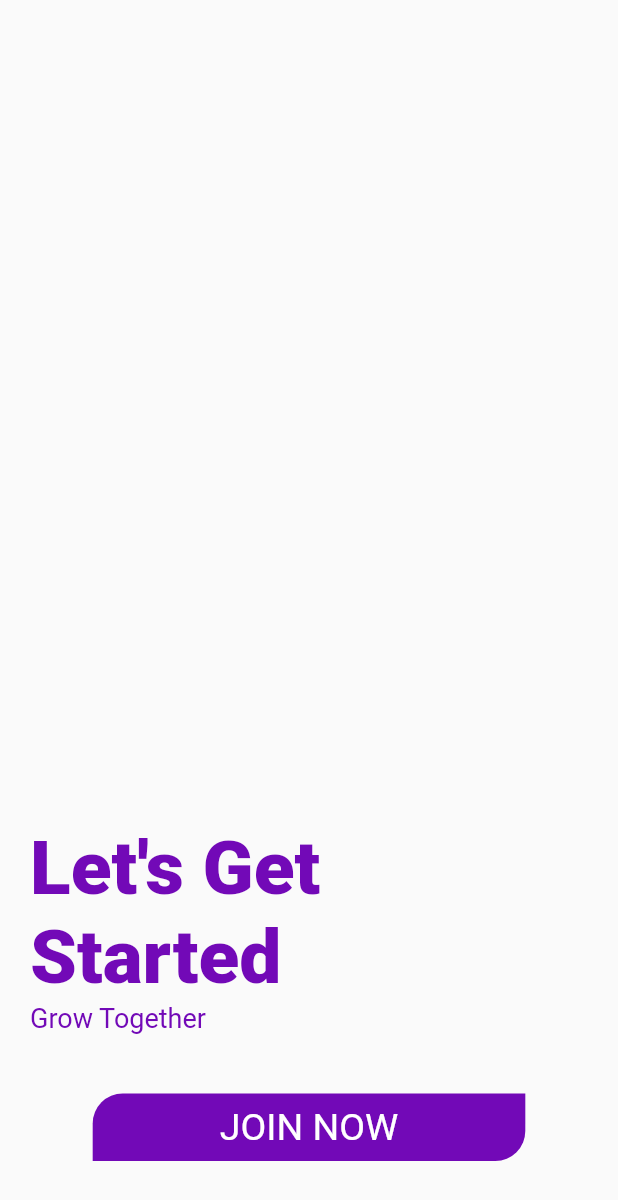
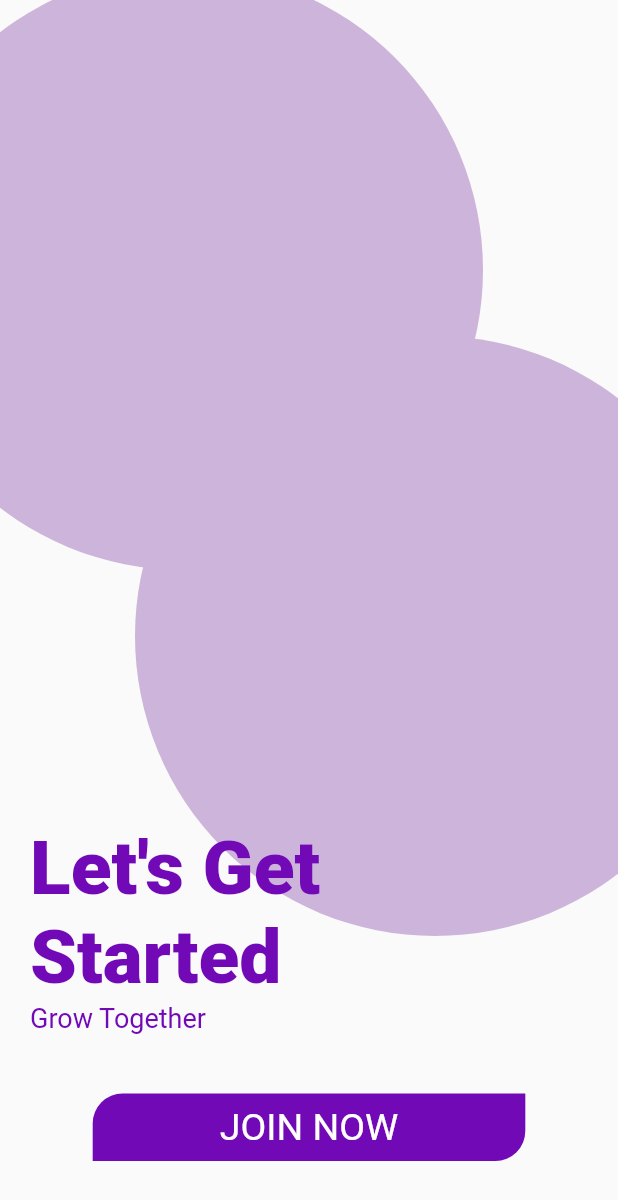
Before and after one commit to IsaiasCuvula/login_sign_out_ui, a Flutter app: the screen it shows after launch, on a phone screen of 412 x 824 dp. Shown: the top 1200 px of the screen. Run offline on Flutter 3.47's test engine with Material 2 defaults, Android fonts, the phone set to English and light mode, and no system bars.

Commit message:
welcome page ui done

```diff
--- a/lib/pages/welcome_page.dart
+++ b/lib/pages/welcome_page.dart
@@ -1,5 +1,7 @@
 import 'package:flutter/material.dart';
-import 'package:login_sign_out_ui/utils/constants.dart';
+
+import '../widgets/custom_button.dart';
+import '../widgets/custom_circle.dart';
 
 class WelcomePage extends StatelessWidget {
   const WelcomePage({Key? key}) : super(key: key);
@@ -8,8 +10,19 @@ class WelcomePage extends StatelessWidget {
   Widget build(BuildContext context) {
     final Size size = MediaQuery.of(context).size;
     return Scaffold(
-      body: SafeArea(
-        child: Padding(
+      body: Stack(
+        children: [
+          const Positioned(
+            right: 90.0,
+            top: -20.0,
+            child: CustomCircle(),
+          ),
+          const Positioned(
+            left: 90.0,
+            bottom: 200.0,
+            child: CustomCircle(),
+          ),
+          Padding(
             padding: const EdgeInsets.all(20.0),
             child: Column(
               mainAxisAlignment: MainAxisAlignment.end,
@@ -28,30 +41,16 @@ class WelcomePage extends StatelessWidget {
                 ),
                 const SizedBox(height: 40.0),
                 Center(
-                child: Container(
+                  child: CustomButton(
                     width: size.width * 0.7,
-                  decoration: BoxDecoration(
-                    color: kDarkPurple,
-                    borderRadius: const BorderRadius.only(
-                      topLeft: Radius.circular(20.0),
-                      bottomRight: Radius.circular(20.0),
-                    ),
-                  ),
-                  child: const Padding(
-                    padding: EdgeInsets.all(8.0),
-                    child: Center(
-                      child: Text(
-                        'JOIN NOW',
-                        style: TextStyle(fontSize: 25.0, color: Colors.white),
-                      ),
-                    ),
-                  ),
+                    text: 'JOIN NOW',
                   ),
                 ),
                 const SizedBox(height: 30.0),
               ],
             ),
           ),
+        ],
       ),
     );
   }
--- /dev/null
+++ b/lib/widgets/custom_button.dart
@@ -0,0 +1,34 @@
+import 'package:flutter/material.dart';
+
+import '../utils/constants.dart';
+
+class CustomButton extends StatelessWidget {
+  const CustomButton({Key? key, required this.text, required this.width})
+      : super(key: key);
+
+  final double width;
+  final String text;
+
+  @override
+  Widget build(BuildContext context) {
+    return Container(
+      width: width,
+      decoration: BoxDecoration(
+        color: kDarkPurple,
+        borderRadius: const BorderRadius.only(
+          topLeft: Radius.circular(20.0),
+          bottomRight: Radius.circular(20.0),
+        ),
+      ),
+      child: Padding(
+        padding: const EdgeInsets.all(8.0),
+        child: Center(
+          child: Text(
+            text,
+            style: const TextStyle(fontSize: 25.0, color: Colors.white),
+          ),
+        ),
+      ),
+    );
+  }
+}
--- /dev/null
+++ b/lib/widgets/custom_circle.dart
@@ -0,0 +1,18 @@
+import 'package:flutter/material.dart';
+import 'package:login_sign_out_ui/utils/constants.dart';
+
+class CustomCircle extends StatelessWidget {
+  const CustomCircle({Key? key}) : super(key: key);
+
+  @override
+  Widget build(BuildContext context) {
+    return Container(
+      height: 400.0,
+      width: 400.0,
+      decoration: BoxDecoration(
+        color: kLightPurple,
+        shape: BoxShape.circle,
+      ),
+    );
+  }
+}
```
Lines whose indentation alone changed are shown as unchanged.
